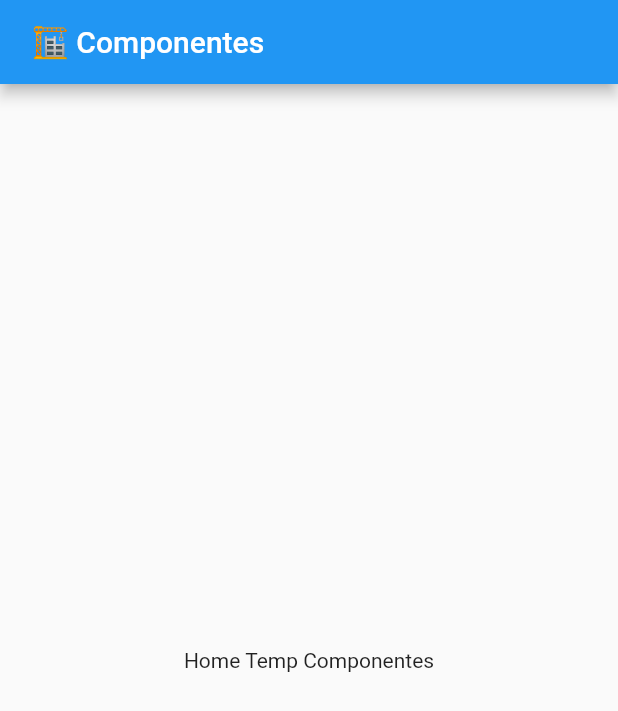
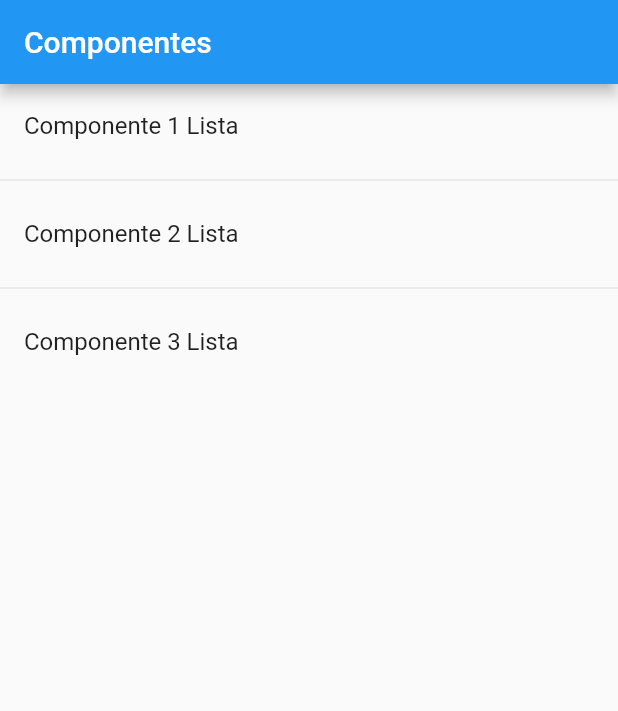
Before and after one commit to luisalbertmschz/Perseverance_Componentes_Flutter, a Flutter app: the screen it shows after launch, on a phone screen of 412 x 824 dp. Shown: the top 711 px of the screen. Run offline on Flutter 3.47's test engine with Material 2 defaults, Android fonts, the phone set to English and light mode, and no system bars.

Commit message:
[ ☄ ] Probando ListView, ListTile y Divider de forma no dinámica.

```diff
--- a/lib/main.dart
+++ b/lib/main.dart
@@ -10,12 +10,7 @@ class MyApp extends StatelessWidget {
     return MaterialApp(
       title: 'Componentes App',
       debugShowCheckedModeBanner: false,
-      home: Scaffold(
-        appBar: AppBar(
-          title: Text(' 🏗 Componentes '),
-        ),
-        body: HomePageTemp()
-      ),
+      home:  HomePageTemp()
     );
   }
 }
--- a/lib/src/pages/home_temp.dart
+++ b/lib/src/pages/home_temp.dart
@@ -6,10 +6,46 @@ import 'package:flutter/material.dart';
 
  class HomePageTemp extends StatelessWidget {
 
+
+
+
    @override
    Widget build(BuildContext context) {
-     return Center(
-       child: Text('Home Temp Componentes'),
-     );
+     return Scaffold(
+
+         appBar:  AppBar(
+
+           title: Text('Componentes'),
+
+         ),
+
+         body: ListView(
+
+           children: [
+
+             ListTile(
+              title: Text('Componente 1 Lista'),
+             ),
+
+             Divider(),
+
+                          ListTile(
+              title: Text('Componente 2 Lista'),
+             ),
+
+
+             Divider(),
+
+                          ListTile(
+              title: Text('Componente 3 Lista'),
+             ),
+
+
+           ],
+         ),
+
+       );
    }
+
+
  }
```
